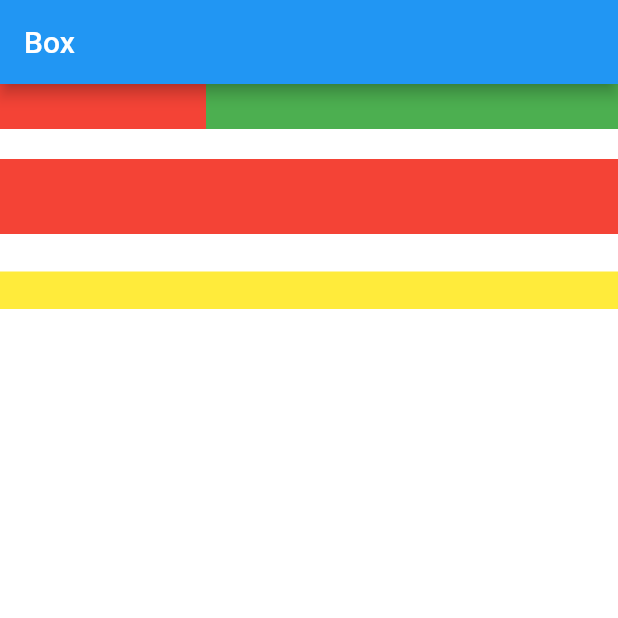
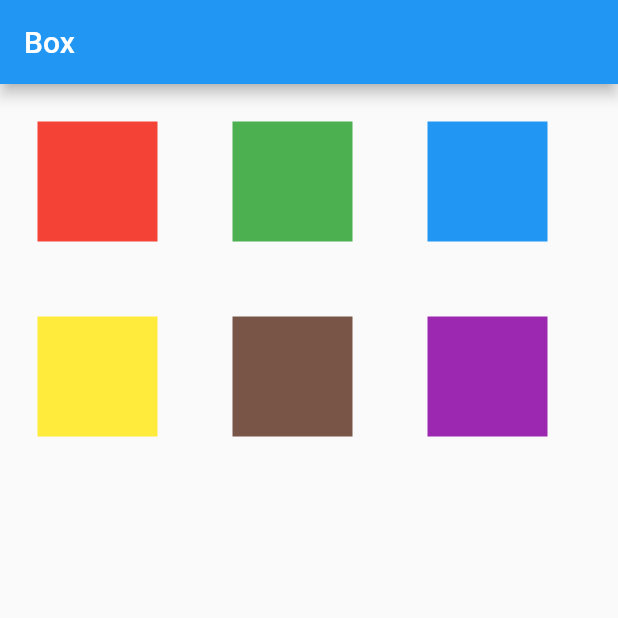
Before and after one commit to LeeWongSnail/FlutterLearning, a Flutter app: the screen it shows after launch, on a phone screen of 412 x 824 dp, the top half of it. Run offline on Flutter 3.47's test engine with Material 2 defaults, Android fonts, the phone set to English and light mode, and no system bars.

Commit message:
[comments]：添加flow和wrap学习 [jira_id]：none [version]：

```diff
--- a/Demo/flutterui/lib/main.dart
+++ b/Demo/flutterui/lib/main.dart
@@ -65,45 +65,64 @@ class _ProgressRouteState extends State<ProgressRoute> with SingleTickerProvider
       appBar: AppBar(
         title: Text('Box'),
       ),
-      body: Container(
-        color: Colors.white,
-        child: Column(
-          children: [
-            Flex(direction: Axis.horizontal,
-              children: [
-                Expanded(child: Container(
-                  height: 30,
-                  color: Colors.red,
-                ),flex: 1,),
-                Expanded(child: Container(
-                  height: 30,
-                  color: Colors.green,
-                ),flex: 2,),
-              ],
-            ),
-            Padding(padding: EdgeInsets.only(top: 20),
-              child: SizedBox(
-                height: 100,
-                child: Flex(direction: Axis.vertical,
-                children: [
-                  Expanded(child: Container(
-                    height: 30,
-                    color: Colors.red,
-                  ), flex: 2,),
-                  Spacer(
-                    flex: 1,
-                  ),
-                  Expanded(child: Container(
-                    height: 60,
-                    color: Colors.yellow,
-                  ), flex: 1,)
-                ],
-                ),
-              ),
-            ),
-          ],
-        ),
-    ),
+      body: Flow(
+        delegate: TestFlowDelegate(margin: EdgeInsets.all(25.0)),
+        children: [
+          Container(width: 80.0, height:80.0, color: Colors.red,),
+          Container(width: 80.0, height:80.0, color: Colors.green,),
+          Container(width: 80.0, height:80.0, color: Colors.blue,),
+          Container(width: 80.0, height:80.0,  color: Colors.yellow,),
+          Container(width: 80.0, height:80.0, color: Colors.brown,),
+
+          Container(width: 80.0, height:80.0,  color: Colors.purple,),
+        ],
+      ),
     );
   }
 }
+
+
+class TestFlowDelegate extends FlowDelegate {
+  EdgeInsets margin;
+
+  TestFlowDelegate({this.margin = EdgeInsets.zero});
+
+  double width = 0;
+  double height = 0;
+
+  @override
+  void paintChildren(FlowPaintingContext context) {
+    // TODO: implement paintChildren
+    var x = margin.left;
+    var y = margin.top;
+    // 计算每一个子widget的位置
+    for (int i = 0; i < context.childCount; i++) {
+      var w = context.getChildSize(i)!.width + x + margin.right;
+      if(w < context.size.width) {
+        context.paintChild(i, transform: Matrix4.translationValues(x, y, 0.0));
+        x = w + margin.left;
+      } else {
+        x = margin.left;
+        y += context.getChildSize(i)!.height + margin.top + margin.bottom;
+        // 绘制子widget
+        context.paintChild(i, transform: Matrix4.translationValues(x, y, 0.0));
+        x += context.getChildSize(i)!.width + margin.left + margin.right;
+      }
+    }
+  }
+
+  @override
+  Size getSize(BoxConstraints constraints) {
+    // TODO: implement getSize
+    // 指定flow的大小，简单起见我们让宽度尽可能的大，但高度指定为200
+    // 实际开发中我们需要根据子元素所占用的具体宽高来设置flow大小
+    return Size(double.infinity, 250);
+  }
+
+  @override
+  bool shouldRepaint(covariant FlowDelegate oldDelegate) {
+    // TODO: implement shouldRepaint
+    return oldDelegate != this;
+  }
+
+}
```
Also changed, not shown: Demo/flutterui/lib/flutterui_flex.dart (added, +36 -0 lines), Demo/flutterui/lib/flutterui_flow.dart (added, +15 -0 lines), res/flutter_rowoverflow.png (added), res/flutterui_flowpaint.png (added), res/flutterui_wrap.png (added), res/flutterui_wrapfixoverflow.png (added), 1 other file.
